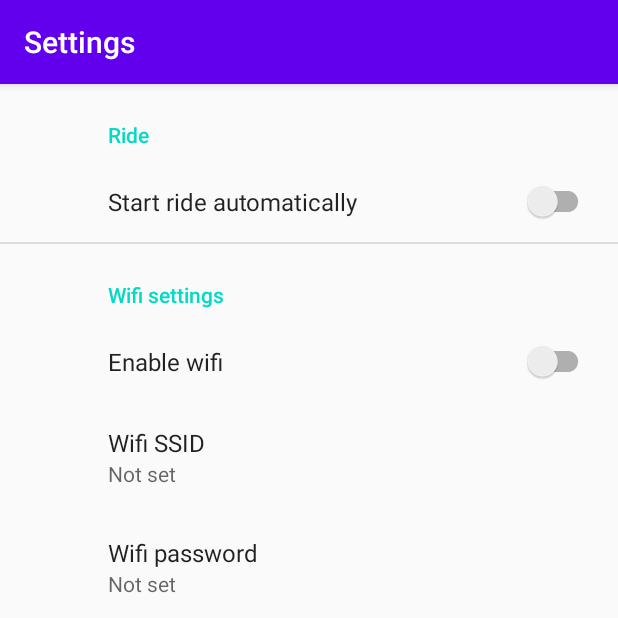
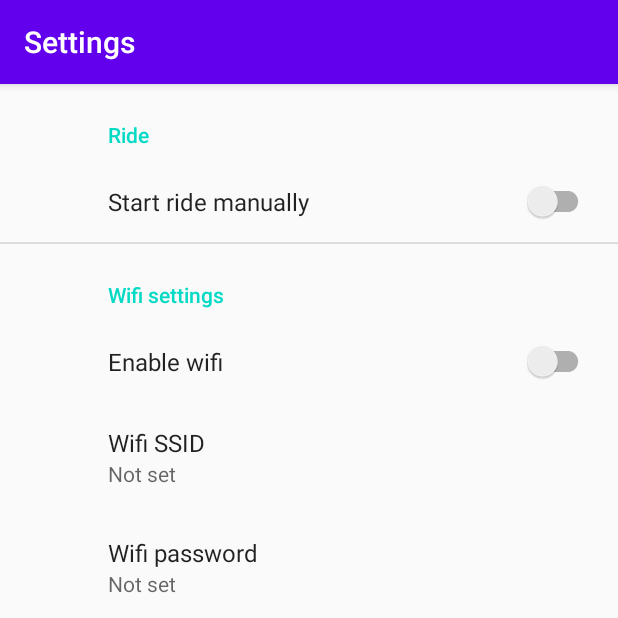
Before and after one commit to pwiklowski/esk8pal-android, an Android app: the SettingsFragment screen opened through its navigation route, on a phone screen of 412 x 824 dp, the top half of it. Run offline under Robolectric (Android 15) with nearby library versions, the phone set to English and light mode, and no system bars; our stand-ins replace androidx.preference, navigation-ui; libraries missing offline, so code that uses them is left out: com.polidea.rxandroidble2; 3 statements that could not run were skipped.

Commit message:
Fix button label

```diff
--- a/app/src/main/res/values/strings.xml
+++ b/app/src/main/res/values/strings.xml
@@ -10,7 +10,7 @@
     <string name="wifi_header">Wifi settings</string>
     <string name="storage_header">Storage</string>
 
-    <string name="automatic_ride_status">Start ride automatically</string>
+    <string name="automatic_ride_status">Start ride manually</string>
     <string name="reply_title">Default reply action</string>
 
     <string name="wifi_enabled">Enable wifi</string>
```
